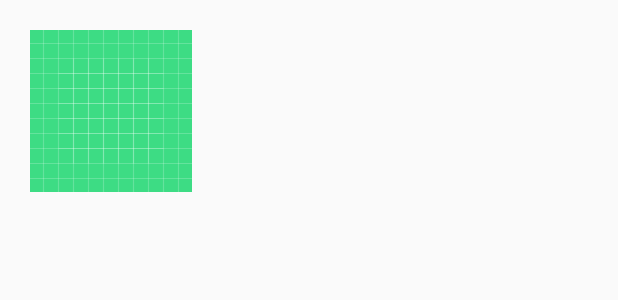
After one commit to kosalnandi/Vidyamates, an Android app: the layout row_events.xml on its own in the app's theme, with its tools: preview values and no code run, on a phone screen of 412 x 824 dp. The commit adds this screen. Shown: the top 300 px of the screen. Run offline under Robolectric (Android 15) with nearby library versions, the phone set to English and light mode, and no system bars; network calls fail.

Commit message:
re uploaded

```diff
--- a/app/src/main/AndroidManifest.xml
+++ b/app/src/main/AndroidManifest.xml
@@ -18,6 +18,9 @@
         android:usesCleartextTraffic="true"
         tools:ignore="GoogleAppIndexingWarning"
         tools:targetApi="31">
+        <activity
+            android:name=".Events.EventActivity"
+            android:exported="false" />
         <activity
             android:name=".Assignment.AssignmentActivity"
             android:exported="false" />
--- a/app/src/main/java/com/app/postapi/Utils/SettingSharedPreferences.java
+++ b/app/src/main/java/com/app/postapi/Utils/SettingSharedPreferences.java
@@ -42,6 +42,7 @@ public class SettingSharedPreferences {
         tokenPreferences=context.getSharedPreferences("REFRESHED TOKEN", Context.MODE_PRIVATE);
         editorToken=tokenPreferences.edit();
     }
+
 //we use sharePreference Editor object to set the value
     public void setStudentId(String studentId){
         customerEditorLogin.putString(STUDENTID,studentId).commit();
--- /dev/null
+++ b/app/src/main/res/layout/row_events.xml
@@ -0,0 +1,38 @@
+<?xml version="1.0" encoding="utf-8"?>
+<androidx.constraintlayout.widget.ConstraintLayout xmlns:android="http://schemas.android.com/apk/res/android"
+    xmlns:app="http://schemas.android.com/apk/res-auto"
+    xmlns:tools="http://schemas.android.com/tools"
+    android:layout_width="match_parent"
+    android:layout_height="match_parent">
+
+    <ImageView
+        android:id="@+id/image_view"
+        android:layout_width="wrap_content"
+        android:layout_height="wrap_content"
+        app:layout_constraintStart_toStartOf="parent"
+        app:layout_constraintTop_toTopOf="parent"
+        android:layout_marginTop="20dp"
+        android:layout_marginStart="20dp"
+        app:srcCompat="@drawable/ic_launcher_background" />
+
+    <TextView
+        android:id="@+id/tv_event_name"
+        android:layout_width="0dp"
+        android:layout_height="wrap_content"
+        android:layout_marginStart="15dp"
+        android:layout_marginTop="15dp"
+        android:layout_marginEnd="20dp"
+        app:layout_constraintEnd_toEndOf="parent"
+        app:layout_constraintHorizontal_bias="0.0"
+        app:layout_constraintStart_toEndOf="@+id/image_view"
+        app:layout_constraintTop_toTopOf="@+id/image_view" />
+
+    <TextView
+        android:id="@+id/tv_event_date"
+        android:layout_width="0dp"
+        android:layout_height="wrap_content"
+        android:layout_marginTop="30dp"
+        app:layout_constraintEnd_toEndOf="@+id/tv_event_name"
+        app:layout_constraintStart_toStartOf="@+id/tv_event_name"
+        app:layout_constraintTop_toBottomOf="@+id/tv_event_name" />
+</androidx.constraintlayout.widget.ConstraintLayout>
```
Also changed, not shown: app/src/main/java/com/app/postapi/Dashboard/StudentDashboardActivity.java (+8 -0 lines), app/src/main/java/com/app/postapi/Events/EventActivity.java (added, +36 -0 lines), app/src/main/java/com/app/postapi/Events/EventsAdapter.java (added, +64 -0 lines), app/src/main/java/com/app/postapi/Events/EventsModel.java (added, +35 -0 lines), app/src/main/java/com/app/postapi/Events/EventsPresenter.java (added, +90 -0 lines), app/src/main/res/layout/activity_event.xml (added, +43 -0 lines).
